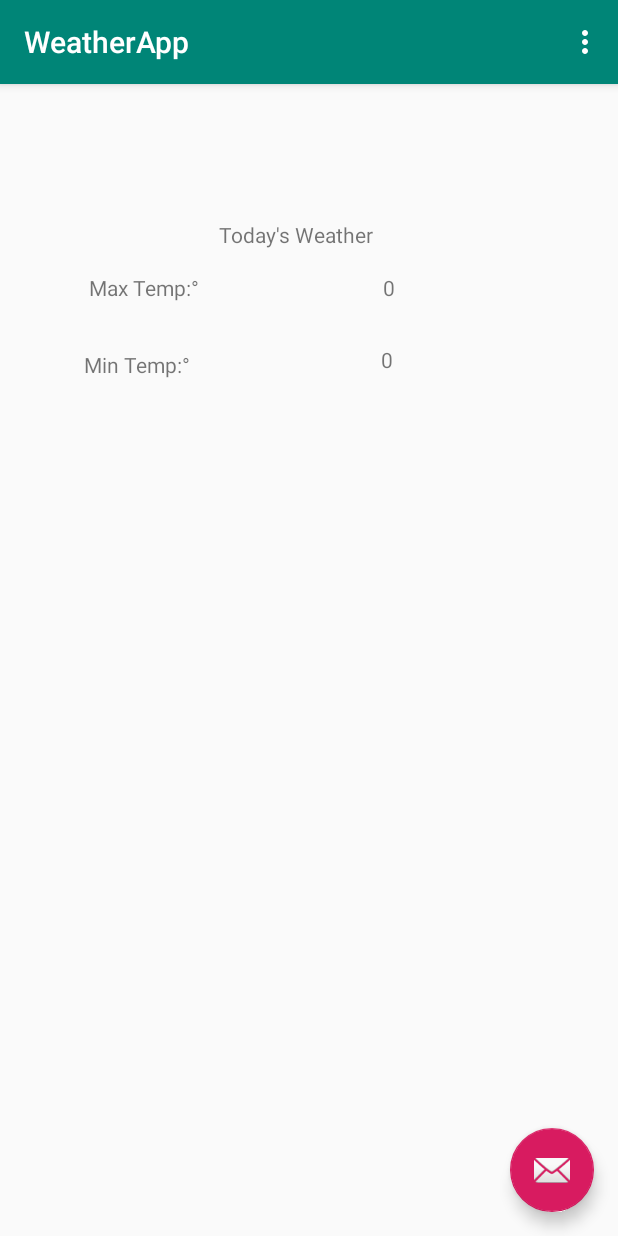
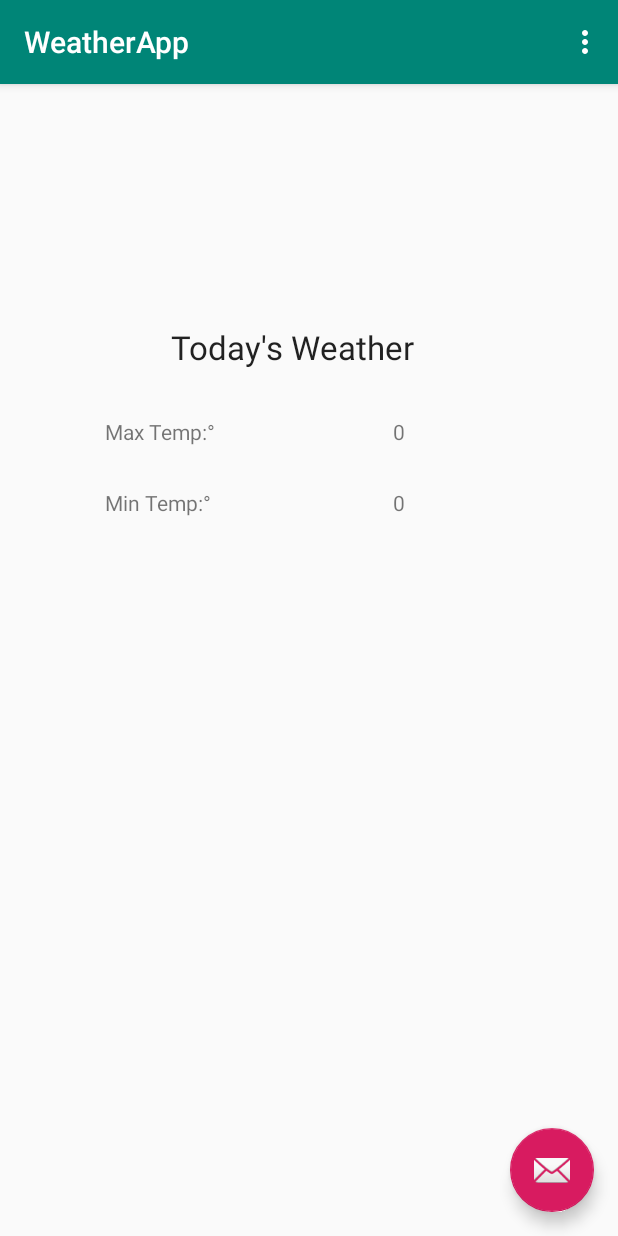
Before and after one commit to Prabaltyagi/WeatherApp, an Android app: the screen it shows after launch (WeatherDetailsActivity), on a phone screen of 412 x 824 dp. Run offline under Robolectric (Android 15) with nearby library versions, the phone set to English and light mode, and no system bars; our stand-ins replace data binding; libraries missing offline, so code that uses them is left out: android.text, androidx.core.content; 5 statements that could not run were skipped.

```diff
--- a/app/src/main/java/com/prabal/weatherapp/constants/keys.kt
+++ b/app/src/main/java/com/prabal/weatherapp/constants/keys.kt
@@ -1,3 +1,7 @@
 package com.prabal.weatherapp.constants
 
 const val OPEN_WEATHER_APP_KEY: String = "851feddcf7590da0dbe9bf30a5ed1e00"
+
+
+const val LATITUDE_PREF = "latitude"
+const val LONGITUDE_PREF = "longitude"
--- a/app/src/main/java/com/prabal/weatherapp/di/components/ViewModelInjector.kt
+++ b/app/src/main/java/com/prabal/weatherapp/di/components/ViewModelInjector.kt
@@ -2,7 +2,6 @@ package com.prabal.weatherapp.di.components
 
 import com.prabal.weatherapp.di.modules.NetModule
 import com.prabal.weatherapp.views.weather_details.WeatherViewModel
-import dagger.BindsInstance
 import dagger.Component
 import javax.inject.Singleton
 
@@ -12,7 +11,7 @@ import javax.inject.Singleton
  */
 
 @Singleton
-@Component(modules = [(NetModule::class)])
+@Component(modules = arrayOf((NetModule::class)))
 interface ViewModelInjector {
 
     fun inject(weatherViewModel: WeatherViewModel)
--- a/app/src/main/java/com/prabal/weatherapp/views/weather_details/WeatherDetailsActivity.kt
+++ b/app/src/main/java/com/prabal/weatherapp/views/weather_details/WeatherDetailsActivity.kt
@@ -1,5 +1,7 @@
 package com.prabal.weatherapp.views.weather_details
 
+import android.content.Context
+import android.content.SharedPreferences
 import android.os.Bundle
 import android.view.Menu
 import android.view.MenuItem
@@ -7,6 +9,8 @@ import androidx.appcompat.app.AppCompatActivity
 import androidx.databinding.DataBindingUtil
 import com.google.android.material.snackbar.Snackbar
 import com.prabal.weatherapp.R
+import com.prabal.weatherapp.constants.LATITUDE_PREF
+import com.prabal.weatherapp.constants.LONGITUDE_PREF
 import com.prabal.weatherapp.utils.getViewModel
 import com.prabal.weatherapp.utils.replaceFragmentInActivity
 import kotlinx.android.synthetic.main.activity_weather_detail.*
@@ -15,12 +19,11 @@ class WeatherDetailsActivity : AppCompatActivity() {
 
     private lateinit var binding: com.prabal.weatherapp.databinding.ActivityWeatherDetailBinding
     //private lateinit var viewModel: WeatherViewModel
-
     override fun onCreate(savedInstanceState: Bundle?) {
         super.onCreate(savedInstanceState)
         binding= DataBindingUtil.setContentView(this,R.layout.activity_weather_detail)
         binding.viewmodel = getViewModel()
-
+        setPrefrenceLocation()
         setSupportActionBar(toolbar)
         setupViewFragment()
         fab.setOnClickListener { view ->
@@ -44,6 +47,26 @@ class WeatherDetailsActivity : AppCompatActivity() {
             else -> super.onOptionsItemSelected(item)
         }
     }
+    private fun setPrefrenceLocation(){
+        val sharedPref: SharedPreferences = this?.getPreferences(Context.MODE_PRIVATE) ?: return
+
+        val lat = sharedPref.getString(LATITUDE_PREF, "")
+        val lon = sharedPref.getString(LONGITUDE_PREF, "")
+
+        //sset default
+        if (lat.isBlank()) {
+            with (sharedPref.edit()) {
+                putString(LATITUDE_PREF, "28.644800")
+                commit()
+            }
+        }
+        if (lon.isBlank()) {
+            with (sharedPref.edit()) {
+                putString(LONGITUDE_PREF, "77.216721")
+                commit()
+            }
+        }
+    }
 
     private fun setupViewFragment() {
         supportFragmentManager.findFragmentById(R.id.contentFrame)
--- a/app/src/main/java/com/prabal/weatherapp/views/weather_details/WeatherViewModel.kt
+++ b/app/src/main/java/com/prabal/weatherapp/views/weather_details/WeatherViewModel.kt
@@ -1,5 +1,6 @@
 package com.prabal.weatherapp.views.weather_details
 
+import android.content.Context
 import androidx.lifecycle.LiveData
 import androidx.lifecycle.MutableLiveData
 import com.prabal.weatherapp.base.BaseViewModel
@@ -16,6 +17,9 @@ class WeatherViewModel(
 
     @Inject
     lateinit var weatherApi: WeatherApi
+
+  //  val sharedPref = this.getPreferences(Context.MODE_PRIVATE)
+
 
     private val _dataLoading = MutableLiveData<Boolean>()
     val dataLoading: LiveData<Boolean>
@@ -37,25 +41,12 @@ class WeatherViewModel(
     val cityName: LiveData<String>
         get() = _cityName
 
-   /* _maxTemp.value=0.0
-    _minTemp.value=0.0
-
-    _cityName.value="New Delhi"*/
-
-   /* fun bind(weatherData: WeatherData){
-        minTemp.value = weatherData.listWeather?.get(0)?.temp?.minTemp;
-        maxTemp.value = weatherData.listWeather?.get(0)?.temp?.maxTemp;
-    }
-*/
 
     public fun startLoad(){
         loadWeatherData(true)
     }
 
-    /**
-     * @param forceUpdate   Pass in true to refresh the data in the [TasksDataSource]
-     * @param showLoadingUI Pass in true to display a loading icon in the UI
-     */
+
     private fun loadWeatherData( showLoadingUI: Boolean) {
         if (showLoadingUI) {
             _dataLoading.setValue(true)
@@ -86,6 +77,7 @@ class WeatherViewModel(
         _maxTemp.value = getCelsiusTemp(weatherData.value?.listWeather?.get(0)?.temp?.maxTemp ?: 0.0).toInt()
         _cityName.value=weatherData.value?.city?.cityName ?:"Empty city name"
     }
+    /*convert kelvin to celsius*/
     fun getCelsiusTemp(temp:Double):Double{
         return temp-273.15;
 
--- a/app/src/main/res/layout/fragment_weather_details.xml
+++ b/app/src/main/res/layout/fragment_weather_details.xml
@@ -17,8 +17,7 @@
             app:layout_behavior="@string/appbar_scrolling_view_behavior"
             tools:showIn="@layout/activity_weather_detail"
             tools:context=".views.weather_details.WeatherDetailsFragment"
-            >
-
+    >
 
 
         <TextView
@@ -26,21 +25,23 @@
                 android:layout_width="wrap_content"
                 android:layout_height="wrap_content"
                 android:text="Today's Weather"
+                android:textAppearance="?android:attr/textAppearanceLarge"
                 app:layout_constraintBottom_toBottomOf="parent"
                 app:layout_constraintLeft_toLeftOf="parent"
                 app:layout_constraintRight_toRightOf="parent"
-                app:layout_constraintTop_toTopOf="parent" app:layout_constraintHorizontal_bias="0.472"
-                app:layout_constraintVertical_bias="0.182"/>
+                app:layout_constraintTop_toTopOf="parent" app:layout_constraintHorizontal_bias="0.455"
+                app:layout_constraintVertical_bias="0.273"/>
         <TextView
                 android:id="@+id/max"
                 android:text="Max Temp:°"
                 android:layout_width="wrap_content"
-                android:layout_height="wrap_content"
+                android:layout_height="0dp"
                 app:layout_constraintStart_toStartOf="parent"
-                app:layout_constraintHorizontal_bias="0.918"
-                app:layout_constraintEnd_toStartOf="@+id/welcome"
-                android:layout_marginEnd="8dp" android:layout_marginRight="8dp" android:layout_marginTop="16dp"
-                app:layout_constraintTop_toBottomOf="@+id/welcome"/>
+                android:layout_marginTop="32dp"
+                app:layout_constraintTop_toBottomOf="@+id/welcome" android:layout_marginStart="68dp"
+                android:layout_marginLeft="68dp" app:layout_constraintEnd_toEndOf="@+id/welcome"
+                android:layout_marginEnd="8dp" android:layout_marginRight="8dp"
+                app:layout_constraintHorizontal_bias="0.016"/>
         <TextView
                 android:text="@{String.valueOf(viewModel.maxTemp)}"
                 android:layout_width="wrap_content"
@@ -48,7 +49,7 @@
                 android:id="@+id/maxTemp" app:layout_constraintEnd_toEndOf="parent" android:layout_marginEnd="8dp"
                 android:layout_marginRight="8dp" app:layout_constraintStart_toEndOf="@+id/max"
                 android:layout_marginLeft="8dp" android:layout_marginStart="8dp"
-                app:layout_constraintHorizontal_bias="0.45" android:layout_marginTop="16dp"
+                app:layout_constraintHorizontal_bias="0.452" android:layout_marginTop="32dp"
                 app:layout_constraintTop_toBottomOf="@+id/welcome"/>
         <TextView
                 android:text="Min Temp:°"
@@ -57,31 +58,32 @@
                 android:id="@+id/min" app:layout_constraintStart_toStartOf="parent" android:layout_marginLeft="8dp"
                 android:layout_marginStart="8dp"
                 android:layout_marginEnd="8dp" android:layout_marginRight="8dp"
-                app:layout_constraintHorizontal_bias="0.148"
-                app:layout_constraintEnd_toEndOf="parent" android:layout_marginTop="32dp"
+                app:layout_constraintHorizontal_bias="0.191"
+                app:layout_constraintEnd_toEndOf="parent" android:layout_marginTop="28dp"
                 app:layout_constraintTop_toBottomOf="@+id/max"/>
         <TextView
                 android:text="@{String.valueOf(viewModel.minTemp)}"
                 android:layout_width="wrap_content"
                 android:layout_height="wrap_content"
                 android:id="@+id/minTemp"
-                android:layout_marginTop="64dp"
-                app:layout_constraintTop_toBottomOf="@+id/welcome" app:layout_constraintEnd_toEndOf="parent"
-                android:layout_marginEnd="8dp" android:layout_marginRight="8dp"
-                app:layout_constraintStart_toEndOf="@+id/min" android:layout_marginLeft="8dp"
-                android:layout_marginStart="8dp" app:layout_constraintHorizontal_bias="0.456"/>
+                app:layout_constraintStart_toEndOf="@+id/min"
+                android:layout_marginLeft="8dp" android:layout_marginStart="8dp"
+                app:layout_constraintEnd_toEndOf="parent" android:layout_marginEnd="8dp"
+                android:layout_marginRight="8dp" app:layout_constraintHorizontal_bias="0.458"
+                app:layout_constraintBottom_toBottomOf="@+id/min"/>
         <TextView
                 android:id="@+id/city"
                 android:text="@{viewModel.cityName}"
                 android:layout_width="wrap_content"
-                android:layout_height="16dp"
+                android:layout_height="wrap_content"
+                android:textAppearance="?android:attr/textAppearanceLarge"
                 app:layout_constraintEnd_toEndOf="parent" android:layout_marginEnd="8dp"
                 android:layout_marginRight="8dp" app:layout_constraintStart_toStartOf="parent"
                 android:layout_marginLeft="8dp" android:layout_marginStart="8dp" android:layout_marginTop="52dp"
                 app:layout_constraintTop_toTopOf="parent"
                 app:layout_constraintHorizontal_bias="0.475"
                 android:layout_marginBottom="8dp" app:layout_constraintBottom_toTopOf="@+id/welcome"
-                app:layout_constraintVertical_bias="0.425"/>
+                app:layout_constraintVertical_bias="0.195"/>
 
     </androidx.constraintlayout.widget.ConstraintLayout>
 
```
